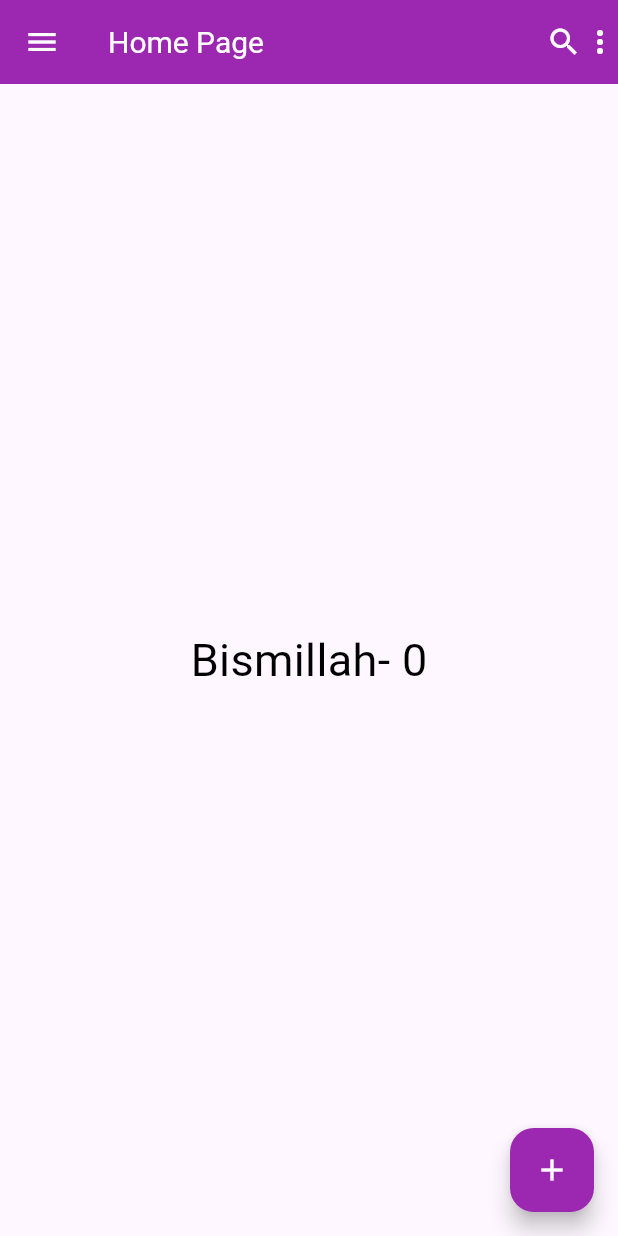
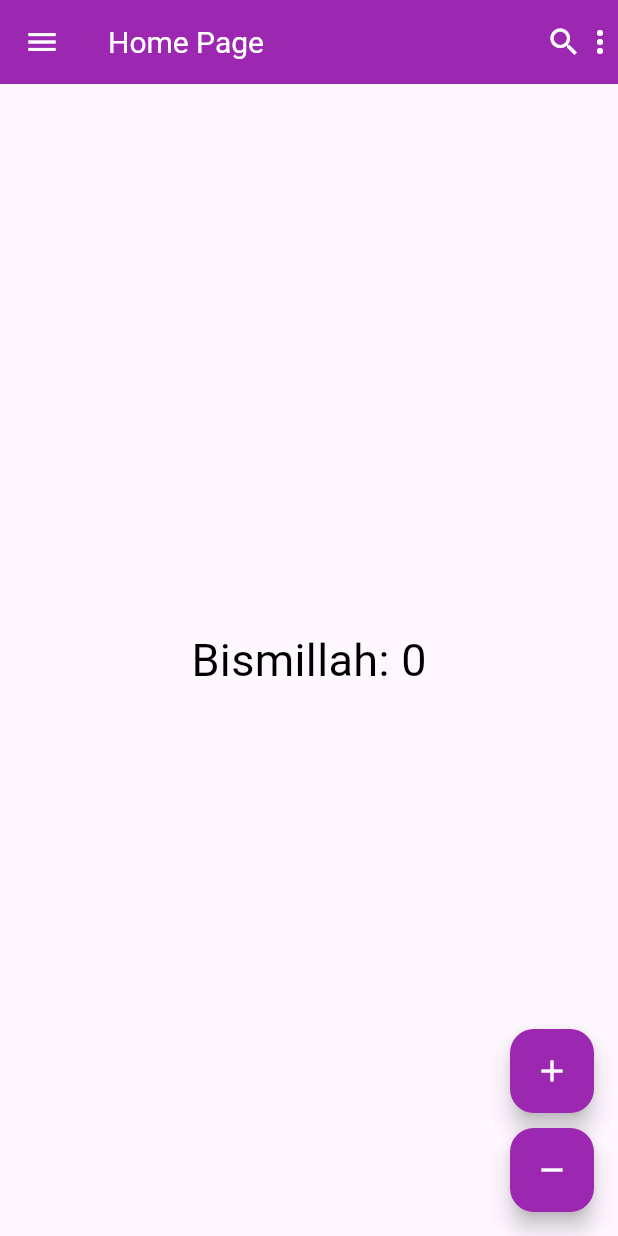
Before and after one commit to kamrul-CSE-official/counting_app, a Flutter app: the screen it shows after launch, on a phone screen of 412 x 824 dp. Run offline on Flutter 3.47's test engine with Material 3 defaults, Android fonts, the phone set to English and light mode, and no system bars.

```diff
--- a/lib/home_page.dart
+++ b/lib/home_page.dart
@@ -10,6 +10,7 @@ class HomePage extends StatefulWidget {
 class _HomePageState extends State<HomePage> {
   int number = 0;
 
+  @override
   Widget build(BuildContext context) {
     return Scaffold(
       appBar: AppBar(
@@ -19,19 +20,23 @@ class _HomePageState extends State<HomePage> {
           "Home Page",
           style: TextStyle(color: Colors.white, fontSize: 20.0),
         ),
-        actions: [
+        actions: const [
           Icon(Icons.search, color: Colors.white),
           Icon(Icons.more_vert, color: Colors.white),
         ],
       ),
       body: Center(
         child: Text(
-          "Bismillah- $number",
+          "Bismillah: $number",
           style: TextStyle(color: Colors.black, fontSize: 30),
         ),
       ),
-      floatingActionButton: FloatingActionButton(
+      floatingActionButton: Column(
+        mainAxisSize: MainAxisSize.min,
+        children: [
+          FloatingActionButton(
             backgroundColor: Colors.purple,
+            heroTag: "increment",
             child: Icon(Icons.add, color: Colors.white),
             onPressed: () {
               setState(() {
@@ -39,6 +44,19 @@ class _HomePageState extends State<HomePage> {
               });
             },
           ),
+          const SizedBox(height: 10),
+          FloatingActionButton(
+            backgroundColor: Colors.purple,
+            heroTag: "decrement",
+            child: Icon(Icons.remove, color: Colors.white),
+            onPressed: () {
+              setState(() {
+                number--;
+              });
+            },
+          ),
+        ],
+      ),
     );
   }
 }
```
Lines whose indentation alone changed are shown as unchanged.
